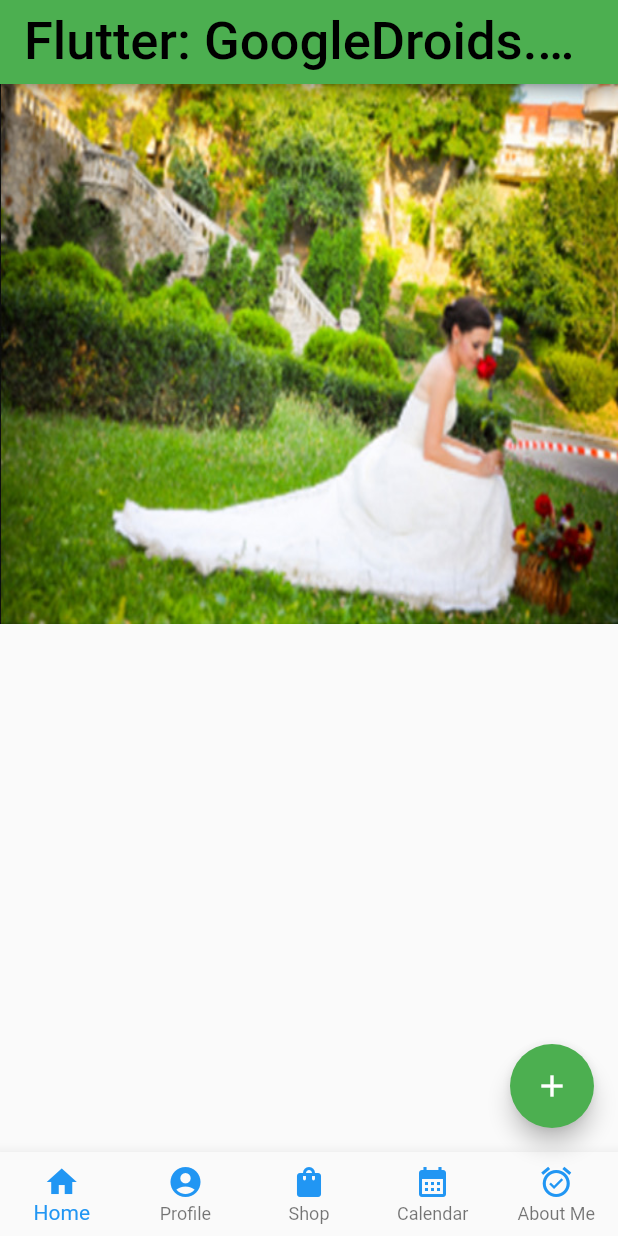
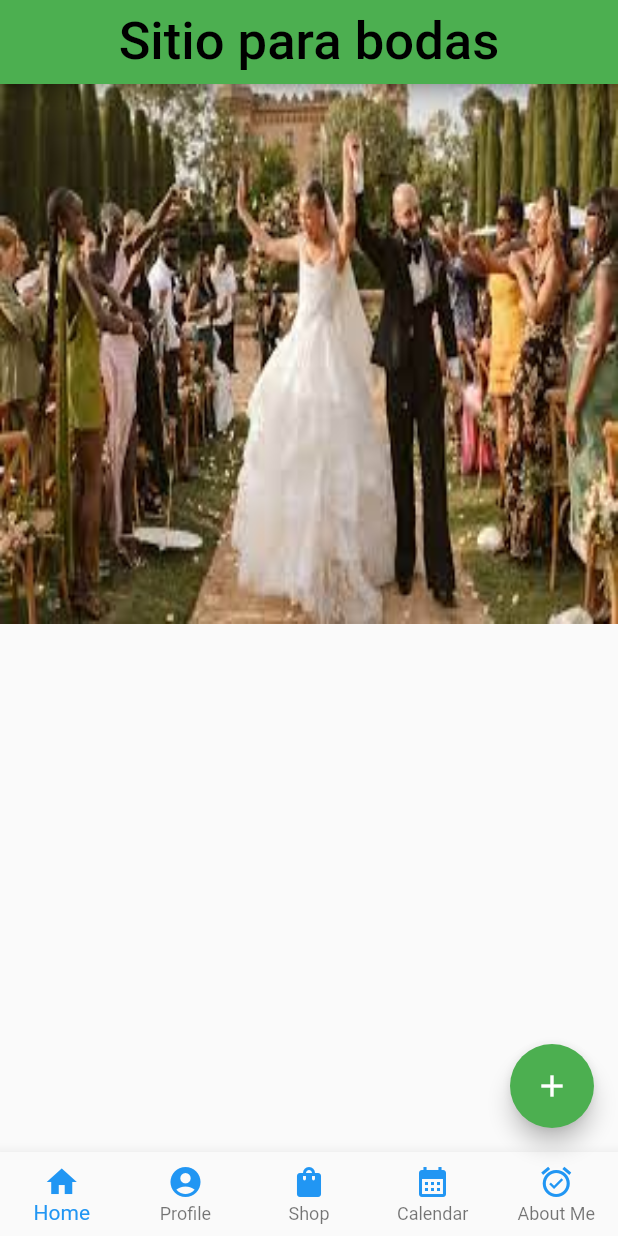
Before and after one commit to David-Quiroga/Deber-pantalla, a Flutter app: the screen it shows after launch, on a phone screen of 412 x 824 dp. Run offline on Flutter 3.47's test engine with Material 2 defaults, Android fonts, the phone set to English and light mode, and no system bars; Roboto replaces fonts that are missing (cursive).

Commit message:
Cambios en la foto

```diff
--- a/lib/src/app.dart
+++ b/lib/src/app.dart
@@ -26,7 +26,7 @@ class HomePage extends StatelessWidget {
               appBar: AppBar(
         centerTitle: true,
         title: const Text(
-          'Flutter: GoogleDroids.com',
+          'Sitio para bodas',
           style: TextStyle(fontSize: 35.0, fontFamily: 'cursive', color: Colors.black),
           textAlign: TextAlign.start,
         ),
```
Also changed, not shown: images/wedding.jpg.
